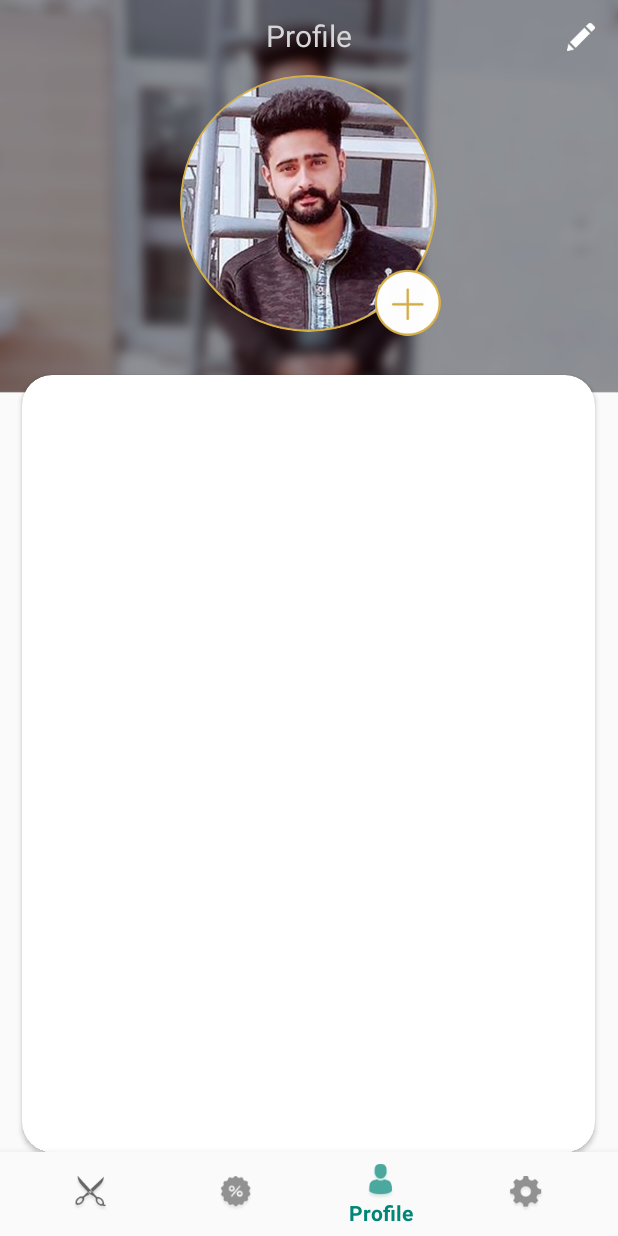
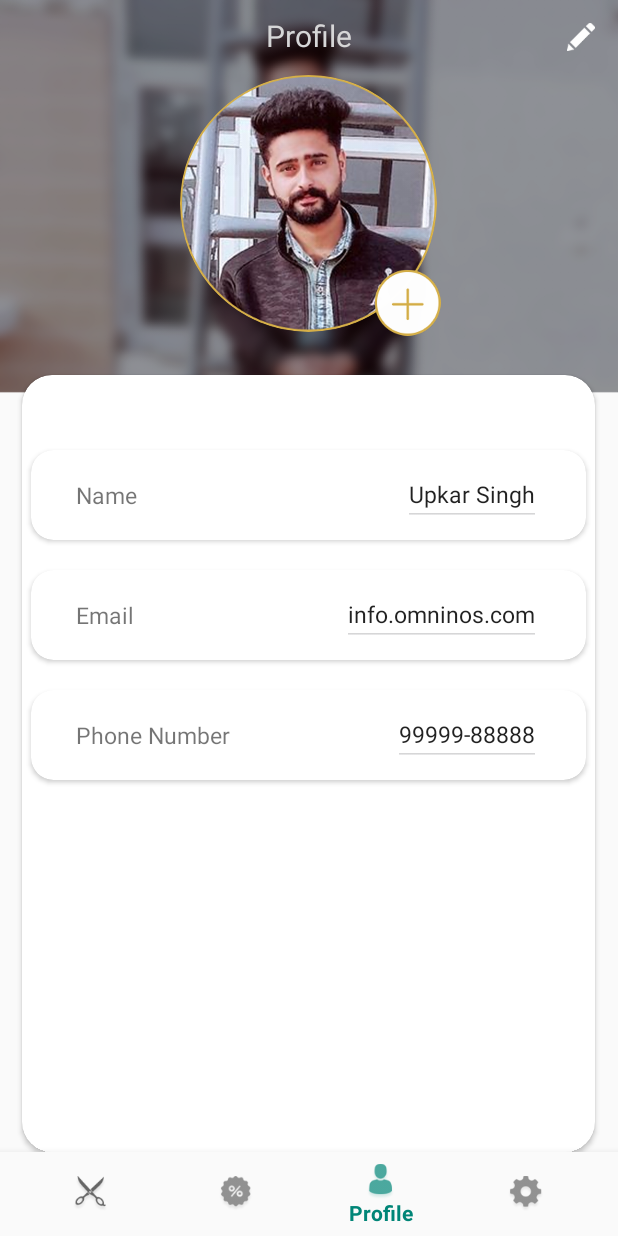
Before and after one commit to divijsethi822348/Freshup, an Android app: the screen it shows after launch (NavigatorActivity), item 3 of the bottom bar chosen, on a phone screen of 412 x 824 dp. Run offline under Robolectric (Android 15) with nearby library versions, the phone set to English and light mode, and no system bars; our stand-ins replace CircleImageView.

Commit message:
Profile Fragment Updated

```diff
--- a/app/src/main/res/drawable/textview_profile.xml
+++ b/app/src/main/res/drawable/textview_profile.xml
@@ -4,11 +4,11 @@
     android:shape="rectangle">
 
     <solid
-        android:color="@color/white"/>
+        android:color="@color/colorPrimaryDark"/>
 
     <size
-        android:width="340dp"
-        android:height="50sp"/>
+        android:width="400dp"
+        android:height="70sp"/>
     <corners
         android:radius="5sp"/>
 </shape>
--- a/app/src/main/res/layout/activity_about.xml
+++ b/app/src/main/res/layout/activity_about.xml
@@ -5,7 +5,7 @@
     android:layout_width="match_parent"
     android:layout_height="match_parent"
     tools:context=".Activities.About"
-    android:background="@drawable/background">
+    android:background="@drawable/background2">
 
     <android.support.v4.view.ViewPager
         android:layout_width="match_parent"
--- a/app/src/main/res/layout/fragment_profile.xml
+++ b/app/src/main/res/layout/fragment_profile.xml
@@ -54,13 +54,124 @@
         android:layout_centerHorizontal="true"
         android:elevation="20dp"
         app:cardCornerRadius="20sp">
-
         <RelativeLayout
             android:layout_width="match_parent"
             android:layout_height="match_parent">
 
+            <android.support.v7.widget.CardView
+                android:layout_width="370dp"
+                android:layout_height="60dp"
+                android:id="@+id/namecard"
+                android:layout_centerHorizontal="true"
+                android:layout_marginTop="50sp"
+                app:cardCornerRadius="15sp"
+                android:elevation="20dp">
 
+                <RelativeLayout
+                    android:layout_width="match_parent"
+                    android:layout_height="match_parent"
+                    >
+
+                    <TextView
+                        android:layout_width="wrap_content"
+                        android:layout_height="wrap_content"
+                        android:textSize="15dp"
+                        android:text="Name"
+                        android:layout_centerVertical="true"
+                        android:layout_marginLeft="30sp"/>
+
+                    <EditText
+                        android:layout_width="wrap_content"
+                        android:layout_height="wrap_content"
+                        android:textSize="15dp"
+                        android:id="@+id/name_et"
+                        android:text="Upkar Singh"
+                        android:layout_alignParentRight="true"
+                        android:layout_marginRight="30sp"
+                        android:layout_centerVertical="true"
+                        android:editable="false"
+                        android:backgroundTint="@color/white"/>
+                </RelativeLayout>
+
+            </android.support.v7.widget.CardView>
+
+            <android.support.v7.widget.CardView
+                android:layout_width="370dp"
+                android:layout_height="60dp"
+                android:id="@+id/emailcard"
+                android:layout_below="@+id/namecard"
+                android:layout_centerHorizontal="true"
+                android:layout_marginTop="20sp"
+                app:cardCornerRadius="15sp"
+                android:elevation="20dp">
+
+                <RelativeLayout
+                    android:layout_width="match_parent"
+                    android:layout_height="match_parent"
+                    >
+
+                    <TextView
+                        android:layout_width="wrap_content"
+                        android:layout_height="wrap_content"
+                        android:textSize="15dp"
+                        android:text="Email"
+                        android:layout_centerVertical="true"
+                        android:layout_marginLeft="30sp"/>
+
+                    <EditText
+                        android:layout_width="wrap_content"
+                        android:layout_height="wrap_content"
+                        android:textSize="15dp"
+                        android:id="@+id/emal_et"
+                        android:text="info.omninos.com"
+                        android:layout_alignParentRight="true"
+                        android:layout_marginRight="30sp"
+                        android:layout_centerVertical="true"
+                        android:editable="false"
+                        android:backgroundTint="@color/white"/>
+                </RelativeLayout>
+
+            </android.support.v7.widget.CardView>
+
+            <android.support.v7.widget.CardView
+                android:layout_width="370dp"
+                android:layout_height="60dp"
+                android:id="@+id/numbercard"
+                android:layout_below="@+id/emailcard"
+                android:layout_centerHorizontal="true"
+                android:layout_marginTop="20sp"
+                app:cardCornerRadius="15sp"
+                android:elevation="20dp">
+
+                <RelativeLayout
+                    android:layout_width="match_parent"
+                    android:layout_height="match_parent"
+                    >
+
+                    <TextView
+                        android:layout_width="wrap_content"
+                        android:layout_height="wrap_content"
+                        android:textSize="15dp"
+                        android:text="Phone Number"
+                        android:layout_centerVertical="true"
+                        android:layout_marginLeft="30sp"/>
+
+                    <EditText
+                        android:layout_width="wrap_content"
+                        android:layout_height="wrap_content"
+                        android:textSize="15dp"
+                        android:id="@+id/number_et"
+                        android:text="99999-88888"
+                        android:layout_alignParentRight="true"
+                        android:layout_marginRight="30sp"
+                        android:layout_centerVertical="true"
+                        android:editable="false"
+                        android:backgroundTint="@color/white"/>
+                </RelativeLayout>
+
+            </android.support.v7.widget.CardView>
         </RelativeLayout>
+
 
     </android.support.v7.widget.CardView>
 
```
Also changed, not shown: app/src/main/res/drawable/background.png (deleted).
